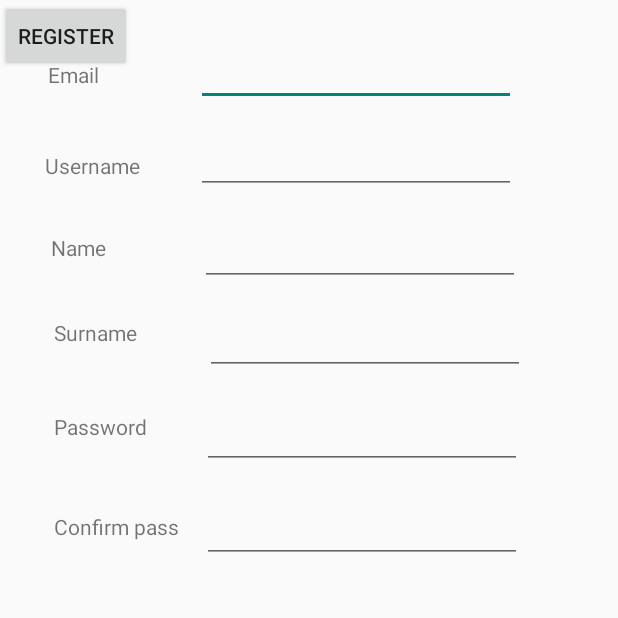
After one commit to marvinulanday/Social_Games_Network, an Android app: the activity_register screen opened directly, with no data from a screen before it, on a phone screen of 412 x 824 dp, the top half of it. The commit adds this screen. Run offline under Robolectric (Android 15) with nearby library versions, the light colour scheme and no system bars; our stand-ins replace Volley; Roboto replaces fonts that are not available here; 1 statement that could not run was skipped.

Commit message:
Register activity

```diff
--- /dev/null
+++ b/app/src/main/res/layout/activity_register.xml
@@ -0,0 +1,154 @@
+<?xml version="1.0" encoding="utf-8"?>
+<androidx.constraintlayout.widget.ConstraintLayout xmlns:android="http://schemas.android.com/apk/res/android"
+    xmlns:app="http://schemas.android.com/apk/res-auto"
+    xmlns:tools="http://schemas.android.com/tools"
+    android:layout_width="match_parent"
+    android:layout_height="match_parent"
+    tools:context=".activity_register">
+
+    <EditText
+        android:id="@+id/tEmail"
+        android:layout_width="wrap_content"
+        android:layout_height="wrap_content"
+        android:layout_marginTop="25dp"
+        android:layout_marginEnd="68dp"
+        android:layout_marginRight="68dp"
+        android:ems="10"
+        android:inputType="textEmailAddress"
+        app:layout_constraintEnd_toEndOf="parent"
+        app:layout_constraintTop_toTopOf="parent" />
+
+    <TextView
+        android:id="@+id/textView"
+        android:layout_width="wrap_content"
+        android:layout_height="wrap_content"
+        android:layout_marginStart="32dp"
+        android:layout_marginLeft="32dp"
+        android:layout_marginTop="40dp"
+        android:text="Email"
+        app:layout_constraintStart_toStartOf="parent"
+        app:layout_constraintTop_toTopOf="parent" />
+
+    <TextView
+        android:id="@+id/textView2"
+        android:layout_width="wrap_content"
+        android:layout_height="wrap_content"
+        android:layout_marginStart="30dp"
+        android:layout_marginLeft="30dp"
+        android:layout_marginTop="41dp"
+        android:text="Username"
+        app:layout_constraintStart_toStartOf="parent"
+        app:layout_constraintTop_toBottomOf="@+id/textView" />
+
+    <EditText
+        android:id="@+id/tUsername"
+        android:layout_width="wrap_content"
+        android:layout_height="wrap_content"
+        android:layout_marginTop="13dp"
+        android:layout_marginEnd="68dp"
+        android:layout_marginRight="68dp"
+        android:ems="10"
+        android:inputType="textPersonName"
+        app:layout_constraintEnd_toEndOf="parent"
+        app:layout_constraintTop_toBottomOf="@+id/tEmail" />
+
+    <EditText
+        android:id="@+id/tName"
+        android:layout_width="wrap_content"
+        android:layout_height="wrap_content"
+        android:layout_marginTop="16dp"
+        android:layout_marginEnd="65dp"
+        android:layout_marginRight="65dp"
+        android:ems="10"
+        android:inputType="textPersonName"
+        app:layout_constraintEnd_toEndOf="parent"
+        app:layout_constraintTop_toBottomOf="@+id/tUsername" />
+
+    <EditText
+        android:id="@+id/tSurname"
+        android:layout_width="wrap_content"
+        android:layout_height="wrap_content"
+        android:layout_marginTop="14dp"
+        android:layout_marginEnd="62dp"
+        android:layout_marginRight="62dp"
+        android:ems="10"
+        android:inputType="textPersonName"
+        app:layout_constraintEnd_toEndOf="parent"
+        app:layout_constraintTop_toBottomOf="@+id/tName" />
+
+    <EditText
+        android:id="@+id/tPassword"
+        android:layout_width="wrap_content"
+        android:layout_height="wrap_content"
+        android:layout_marginTop="17dp"
+        android:layout_marginEnd="64dp"
+        android:layout_marginRight="64dp"
+        android:ems="10"
+        android:inputType="textPassword"
+        app:layout_constraintEnd_toEndOf="parent"
+        app:layout_constraintTop_toBottomOf="@+id/tSurname" />
+
+    <EditText
+        android:id="@+id/tConfirm"
+        android:layout_width="wrap_content"
+        android:layout_height="wrap_content"
+        android:layout_marginTop="17dp"
+        android:layout_marginEnd="64dp"
+        android:layout_marginRight="64dp"
+        android:ems="10"
+        android:inputType="textPassword"
+        app:layout_constraintEnd_toEndOf="parent"
+        app:layout_constraintTop_toBottomOf="@+id/tPassword" />
+
+    <TextView
+        android:id="@+id/textView3"
+        android:layout_width="wrap_content"
+        android:layout_height="wrap_content"
+        android:layout_marginStart="34dp"
+        android:layout_marginLeft="34dp"
+        android:layout_marginTop="35dp"
+        android:text="Name"
+        app:layout_constraintStart_toStartOf="parent"
+        app:layout_constraintTop_toBottomOf="@+id/textView2" />
+
+    <TextView
+        android:id="@+id/textView4"
+        android:layout_width="wrap_content"
+        android:layout_height="wrap_content"
+        android:layout_marginStart="36dp"
+        android:layout_marginLeft="36dp"
+        android:layout_marginTop="37dp"
+        android:text="Surname"
+        app:layout_constraintStart_toStartOf="parent"
+        app:layout_constraintTop_toBottomOf="@+id/textView3" />
+
+    <TextView
+        android:id="@+id/textView5"
+        android:layout_width="wrap_content"
+        android:layout_height="wrap_content"
+        android:layout_marginStart="36dp"
+        android:layout_marginLeft="36dp"
+        android:layout_marginTop="43dp"
+        android:text="Password"
+        app:layout_constraintStart_toStartOf="parent"
+        app:layout_constraintTop_toBottomOf="@+id/textView4" />
+
+    <TextView
+        android:id="@+id/textView6"
+        android:layout_width="wrap_content"
+        android:layout_height="wrap_content"
+        android:layout_marginStart="36dp"
+        android:layout_marginLeft="36dp"
+        android:layout_marginTop="47dp"
+        android:text="Confirm pass"
+        app:layout_constraintStart_toStartOf="parent"
+        app:layout_constraintTop_toBottomOf="@+id/textView5" />
+
+    <Button
+        android:id="@+id/bRegister"
+        android:layout_width="wrap_content"
+        android:layout_height="wrap_content"
+        android:text="Register"
+        tools:layout_editor_absoluteX="164dp"
+        tools:layout_editor_absoluteY="402dp" />
+</androidx.constraintlayout.widget.ConstraintLayout>
--- a/app/src/main/res/values/strings.xml
+++ b/app/src/main/res/values/strings.xml
@@ -18,4 +18,11 @@
     <string name="google_crash_reporting_api_key" translatable="false">AIzaSyDxn6SMtUBE8R9USky0CSD7ke1ifdMoVJU</string>
     <string name="google_storage_bucket" translatable="false">socialgamesnetwork-f11b2.appspot.com</string>
     <string name="project_id" translatable="false">socialgamesnetwork-f11b2</string>
+    <string name="register">Register</string>
+    <string name="insertcode1">Insert confirmation code</string>
+    <string name="insertcode2">Insert the code you received by email</string>
+    <string name="networkerror">Network error</string>
+    <string name="cancel">Cancel</string>
+    <string name="userregistrered1">User registrered</string>
+    <string name="userregistrered2">All ok, your user was registrered</string>
 </resources>
```
Also changed, not shown: app/src/main/AndroidManifest.xml (+8 -6 lines), app/src/main/java/com/stucom/socialgamesnetwork/activity_register.java (added, +209 -0 lines), app/src/main/java/com/stucom/socialgamesnetwork/ui/login/LoginActivity.java (+10 -0 lines), 1 other file.
